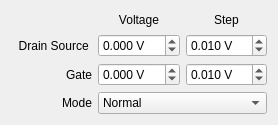
Old version of the form Aquisition/MVC/Views/VoltageSettings.ui in the repository zigorrom/PyFANS.
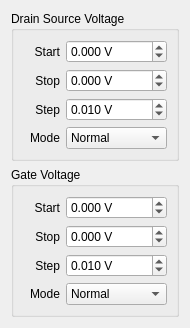
New version of the form.

Patch:
```diff
--- a/Aquisition/MVC/Views/VoltageSettings.ui
+++ b/Aquisition/MVC/Views/VoltageSettings.ui
@@ -6,46 +6,51 @@
    <rect>
     <x>0</x>
     <y>0</y>
-    <width>278</width>
-    <height>125</height>
+    <width>190</width>
+    <height>327</height>
    </rect>
   </property>
   <property name="windowTitle">
    <string>Voltage Settings</string>
   </property>
+  <layout class="QVBoxLayout" name="verticalLayout">
+   <item>
+    <widget class="QGroupBox" name="groupBox">
+     <property name="title">
+      <string>Drain Source Voltage</string>
+     </property>
   <layout class="QGridLayout" name="gridLayout">
-   <item row="0" column="1">
-    <widget class="QLabel" name="label_5">
-     <property name="text">
-      <string>Voltage</string>
-     </property>
-     <property name="alignment">
-      <set>Qt::AlignCenter</set>
+      <item row="1" column="1">
+       <widget class="QDoubleSpinBox" name="ui_drain_source_stop">
+        <property name="suffix">
+         <string> V</string>
+        </property>
+        <property name="decimals">
+         <number>3</number>
+        </property>
+        <property name="minimum">
+         <double>-10.000000000000000</double>
+        </property>
+        <property name="maximum">
+         <double>10.000000000000000</double>
+        </property>
+        <property name="singleStep">
+         <double>0.010000000000000</double>
      </property>
     </widget>
    </item>
-   <item row="0" column="2">
+      <item row="4" column="0">
     <widget class="QLabel" name="label_3">
      <property name="text">
       <string>Step</string>
      </property>
      <property name="alignment">
-      <set>Qt::AlignCenter</set>
-     </property>
-    </widget>
-   </item>
-   <item row="1" column="0">
-    <widget class="QLabel" name="label">
-     <property name="text">
-      <string>Drain Source </string>
-     </property>
-     <property name="alignment">
       <set>Qt::AlignRight|Qt::AlignTrailing|Qt::AlignVCenter</set>
      </property>
     </widget>
    </item>
-   <item row="1" column="1">
-    <widget class="QDoubleSpinBox" name="ui_drain_source">
+      <item row="0" column="1">
+       <widget class="QDoubleSpinBox" name="ui_drain_source_start">
      <property name="suffix">
       <string> V</string>
      </property>
@@ -63,7 +68,7 @@
      </property>
     </widget>
    </item>
-   <item row="1" column="2">
+      <item row="4" column="1">
     <widget class="QDoubleSpinBox" name="ui_drain_source_step">
      <property name="suffix">
       <string> V</string>
@@ -85,10 +90,165 @@
      </property>
     </widget>
    </item>
+      <item row="0" column="0">
+       <widget class="QLabel" name="label_6">
+        <property name="text">
+         <string>Start</string>
+        </property>
+        <property name="alignment">
+         <set>Qt::AlignRight|Qt::AlignTrailing|Qt::AlignVCenter</set>
+        </property>
+       </widget>
+      </item>
+      <item row="1" column="0">
+       <widget class="QLabel" name="label_7">
+        <property name="text">
+         <string>Stop</string>
+        </property>
+        <property name="alignment">
+         <set>Qt::AlignRight|Qt::AlignTrailing|Qt::AlignVCenter</set>
+        </property>
+       </widget>
+      </item>
+      <item row="5" column="1">
+       <widget class="QComboBox" name="ui_drain_source_range_mode">
+        <item>
+         <property name="text">
+          <string>Normal</string>
+         </property>
+        </item>
+        <item>
+         <property name="text">
+          <string>BF</string>
+         </property>
+        </item>
+        <item>
+         <property name="text">
+          <string>Zero Start</string>
+         </property>
+        </item>
+        <item>
+         <property name="text">
+          <string>Zero Start BF</string>
+         </property>
+        </item>
+       </widget>
+      </item>
+      <item row="5" column="0">
+       <widget class="QLabel" name="label_11">
+        <property name="text">
+         <string>Mode</string>
+        </property>
+        <property name="alignment">
+         <set>Qt::AlignRight|Qt::AlignTrailing|Qt::AlignVCenter</set>
+        </property>
+       </widget>
+      </item>
+     </layout>
+    </widget>
+   </item>
+   <item>
+    <widget class="QGroupBox" name="groupBox_2">
+     <property name="title">
+      <string>Gate Voltage</string>
+     </property>
+     <layout class="QGridLayout" name="gridLayout_2">
+      <item row="0" column="1">
+       <widget class="QDoubleSpinBox" name="ui_gate_start">
+        <property name="suffix">
+         <string> V</string>
+        </property>
+        <property name="decimals">
+         <number>3</number>
+        </property>
+        <property name="minimum">
+         <double>-10.000000000000000</double>
+        </property>
+        <property name="maximum">
+         <double>10.000000000000000</double>
+        </property>
+        <property name="singleStep">
+         <double>0.010000000000000</double>
+        </property>
+       </widget>
+      </item>
+      <item row="5" column="1">
+       <widget class="QComboBox" name="ui_gate_range_mode">
+        <item>
+         <property name="text">
+          <string>Normal</string>
+         </property>
+        </item>
+        <item>
+         <property name="text">
+          <string>BF</string>
+         </property>
+        </item>
+        <item>
+         <property name="text">
+          <string>Zero Start</string>
+         </property>
+        </item>
+        <item>
+         <property name="text">
+          <string>Zero Start BF</string>
+         </property>
+        </item>
+       </widget>
+      </item>
+      <item row="0" column="0">
+       <widget class="QLabel" name="label_10">
+        <property name="text">
+         <string>Start</string>
+        </property>
+        <property name="alignment">
+         <set>Qt::AlignRight|Qt::AlignTrailing|Qt::AlignVCenter</set>
+        </property>
+       </widget>
+      </item>
+      <item row="5" column="0">
+       <widget class="QLabel" name="label_4">
+        <property name="text">
+         <string>Mode</string>
+        </property>
+        <property name="alignment">
+         <set>Qt::AlignRight|Qt::AlignTrailing|Qt::AlignVCenter</set>
+        </property>
+       </widget>
+      </item>
+      <item row="1" column="0">
+       <widget class="QLabel" name="label_9">
+        <property name="text">
+         <string>Stop</string>
+        </property>
+        <property name="alignment">
+         <set>Qt::AlignRight|Qt::AlignTrailing|Qt::AlignVCenter</set>
+        </property>
+       </widget>
+      </item>
+      <item row="1" column="1">
+       <widget class="QDoubleSpinBox" name="ui_gate_stop">
+        <property name="suffix">
+         <string> V</string>
+        </property>
+        <property name="decimals">
+         <number>3</number>
+        </property>
+        <property name="minimum">
+         <double>-10.000000000000000</double>
+        </property>
+        <property name="maximum">
+         <double>10.000000000000000</double>
+        </property>
+        <property name="singleStep">
+         <double>0.010000000000000</double>
+        </property>
+       </widget>
+      </item>
    <item row="2" column="0">
-    <widget class="QLabel" name="label_2">
+       <widget class="QLabel" name="label_8">
      <property name="text">
-      <string>Gate</string>
+         <string>Step</string>
      </property>
      <property name="alignment">
       <set>Qt::AlignRight|Qt::AlignTrailing|Qt::AlignVCenter</set>
@@ -96,25 +256,6 @@
     </widget>
    </item>
    <item row="2" column="1">
-    <widget class="QDoubleSpinBox" name="ui_gate">
-     <property name="suffix">
-      <string> V</string>
-     </property>
-     <property name="decimals">
-      <number>3</number>
-     </property>
-     <property name="minimum">
-      <double>-10.000000000000000</double>
-     </property>
-     <property name="maximum">
-      <double>10.000000000000000</double>
-     </property>
-     <property name="singleStep">
-      <double>0.010000000000000</double>
-     </property>
-    </widget>
-   </item>
-   <item row="2" column="2">
     <widget class="QDoubleSpinBox" name="ui_gate_step">
      <property name="suffix">
       <string> V</string>
@@ -136,38 +277,7 @@
      </property>
     </widget>
    </item>
-   <item row="3" column="0">
-    <widget class="QLabel" name="label_4">
-     <property name="text">
-      <string>Mode</string>
-     </property>
-     <property name="alignment">
-      <set>Qt::AlignRight|Qt::AlignTrailing|Qt::AlignVCenter</set>
-     </property>
-    </widget>
-   </item>
-   <item row="3" column="1" colspan="2">
-    <widget class="QComboBox" name="ui_range_mode">
-     <item>
-      <property name="text">
-       <string>Normal</string>
-      </property>
-     </item>
-     <item>
-      <property name="text">
-       <string>BF</string>
-      </property>
-     </item>
-     <item>
-      <property name="text">
-       <string>Zero Start</string>
-      </property>
-     </item>
-     <item>
-      <property name="text">
-       <string>Zero Start BF</string>
-      </property>
-     </item>
+     </layout>
     </widget>
    </item>
   </layout>
```
Lines whose indentation alone changed are shown as unchanged.
